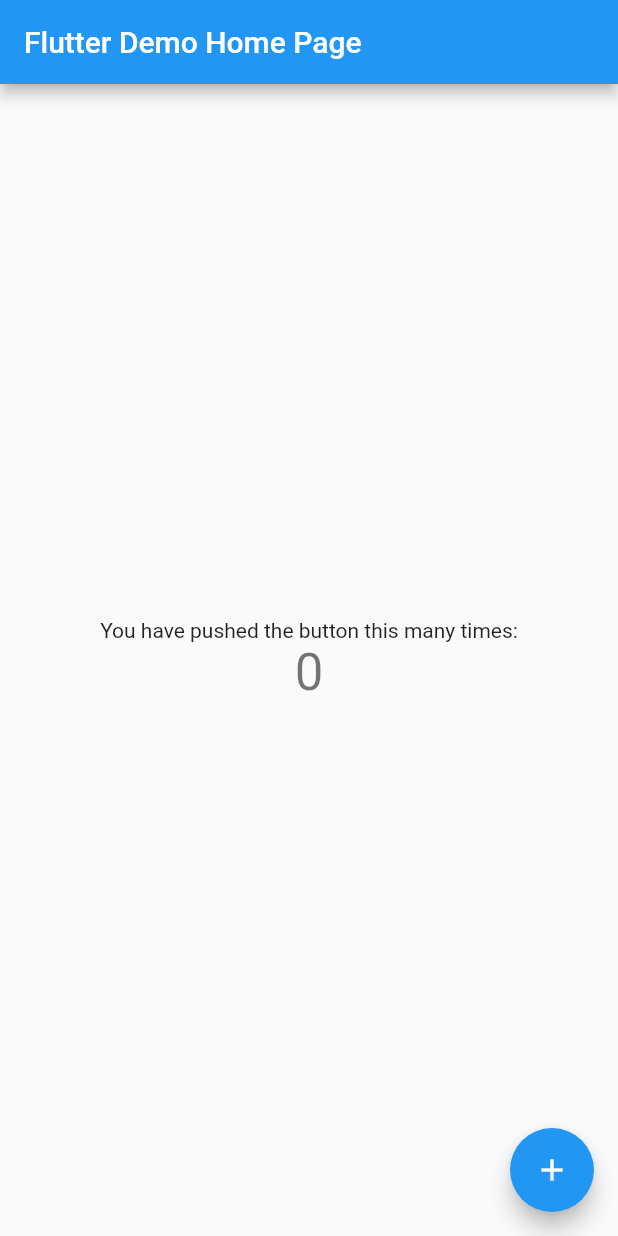
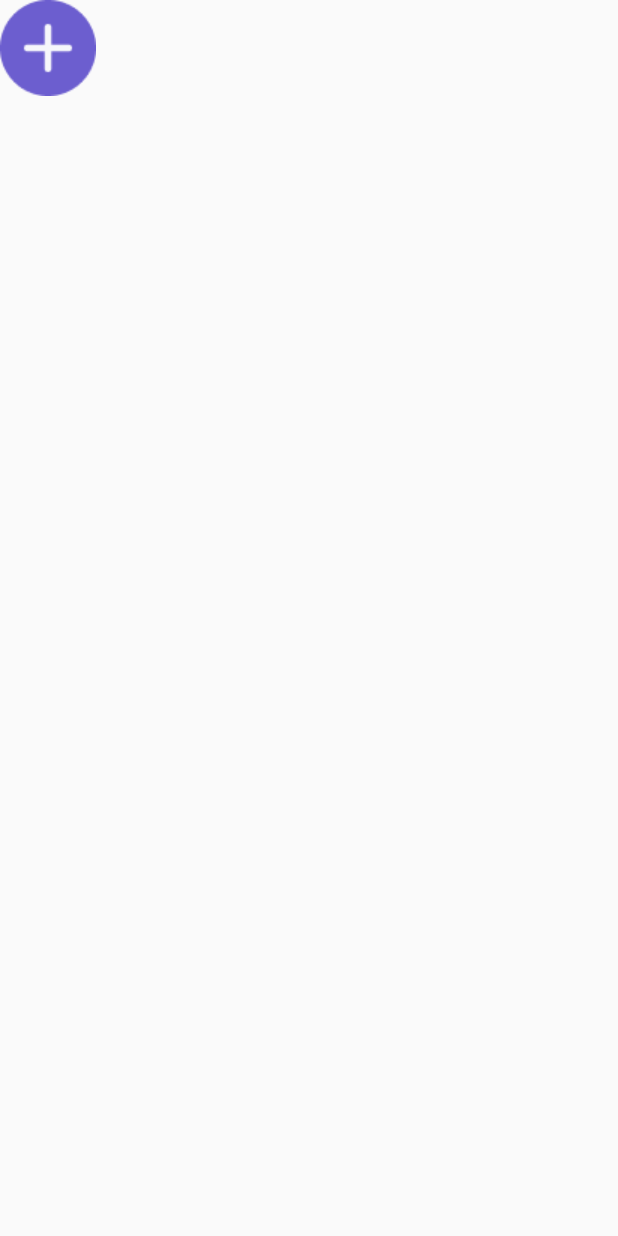
Before and after one commit to romanzidan/shamo-flutter, a Flutter app: the screen it shows after launch, on a phone screen of 412 x 824 dp. Run offline on Flutter 3.47's test engine with Material 2 defaults, Android fonts, the light colour scheme and no system bars.

Commit message:
Import Image

```diff
--- a/lib/main.dart
+++ b/lib/main.dart
@@ -1,115 +1,21 @@
 import 'package:flutter/material.dart';
 
-void main() {
-  runApp(const MyApp());
-}
+void main() => runApp(MyApp());
 
 class MyApp extends StatelessWidget {
   const MyApp({Key? key}) : super(key: key);
 
-  // This widget is the root of your application.
   @override
   Widget build(BuildContext context) {
-    return MaterialApp(
-      title: 'Flutter Demo',
-      theme: ThemeData(
-        // This is the theme of your application.
-        //
-        // Try running your application with "flutter run". You'll see the
-        // application has a blue toolbar. Then, without quitting the app, try
-        // changing the primarySwatch below to Colors.green and then invoke
-        // "hot reload" (press "r" in the console where you ran "flutter run",
-        // or simply save your changes to "hot reload" in a Flutter IDE).
-        // Notice that the counter didn't reset back to zero; the application
-        // is not restarted.
-        primarySwatch: Colors.blue,
-      ),
-      home: const MyHomePage(title: 'Flutter Demo Home Page'),
-    );
+    return MaterialApp(debugShowCheckedModeBanner: false, home: HomePage());
   }
 }
 
-class MyHomePage extends StatefulWidget {
-  const MyHomePage({Key? key, required this.title}) : super(key: key);
-
-  // This widget is the home page of your application. It is stateful, meaning
-  // that it has a State object (defined below) that contains fields that affect
-  // how it looks.
-
-  // This class is the configuration for the state. It holds the values (in this
-  // case the title) provided by the parent (in this case the App widget) and
-  // used by the build method of the State. Fields in a Widget subclass are
-  // always marked "final".
-
-  final String title;
-
-  @override
-  State<MyHomePage> createState() => _MyHomePageState();
-}
-
-class _MyHomePageState extends State<MyHomePage> {
-  int _counter = 0;
-
-  void _incrementCounter() {
-    setState(() {
-      // This call to setState tells the Flutter framework that something has
-      // changed in this State, which causes it to rerun the build method below
-      // so that the display can reflect the updated values. If we changed
-      // _counter without calling setState(), then the build method would not be
-      // called again, and so nothing would appear to happen.
-      _counter++;
-    });
-  }
+class HomePage extends StatelessWidget {
+  const HomePage({Key? key}) : super(key: key);
 
   @override
   Widget build(BuildContext context) {
-    // This method is rerun every time setState is called, for instance as done
-    // by the _incrementCounter method above.
-    //
-    // The Flutter framework has been optimized to make rerunning build methods
-    // fast, so that you can just rebuild anything that needs updating rather
-    // than having to individually change instances of widgets.
-    return Scaffold(
-      appBar: AppBar(
-        // Here we take the value from the MyHomePage object that was created by
-        // the App.build method, and use it to set our appbar title.
-        title: Text(widget.title),
-      ),
-      body: Center(
-        // Center is a layout widget. It takes a single child and positions it
-        // in the middle of the parent.
-        child: Column(
-          // Column is also a layout widget. It takes a list of children and
-          // arranges them vertically. By default, it sizes itself to fit its
-          // children horizontally, and tries to be as tall as its parent.
-          //
-          // Invoke "debug painting" (press "p" in the console, choose the
-          // "Toggle Debug Paint" action from the Flutter Inspector in Android
-          // Studio, or the "Toggle Debug Paint" command in Visual Studio Code)
-          // to see the wireframe for each widget.
-          //
-          // Column has various properties to control how it sizes itself and
-          // how it positions its children. Here we use mainAxisAlignment to
-          // center the children vertically; the main axis here is the vertical
-          // axis because Columns are vertical (the cross axis would be
-          // horizontal).
-          mainAxisAlignment: MainAxisAlignment.center,
-          children: <Widget>[
-            const Text(
-              'You have pushed the button this many times:',
-            ),
-            Text(
-              '$_counter',
-              style: Theme.of(context).textTheme.headline4,
-            ),
-          ],
-        ),
-      ),
-      floatingActionButton: FloatingActionButton(
-        onPressed: _incrementCounter,
-        tooltip: 'Increment',
-        child: const Icon(Icons.add),
-      ), // This trailing comma makes auto-formatting nicer for build methods.
-    );
+    return Scaffold(body: Image.asset('assets/button_add.png'));
   }
 }
--- a/pubspec.yaml
+++ b/pubspec.yaml
@@ -57,7 +57,7 @@
 
   # To add assets to your application, add an assets section, like this:
   assets:
-    - assets
+    - assets/
 
   # An image asset can refer to one or more resolution-specific "variants", see
   # https://flutter.dev/assets-and-images/#resolution-aware.
```
